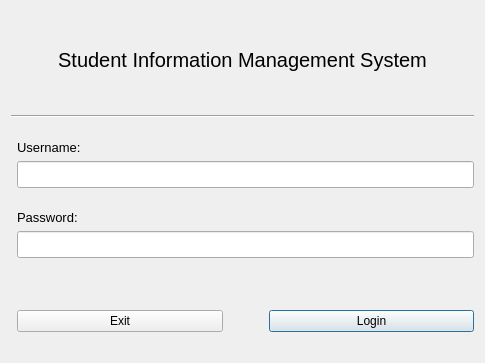
First picture: the form in Form Files/loginView.ui, repository alixabahena/SIMS, before the edit.
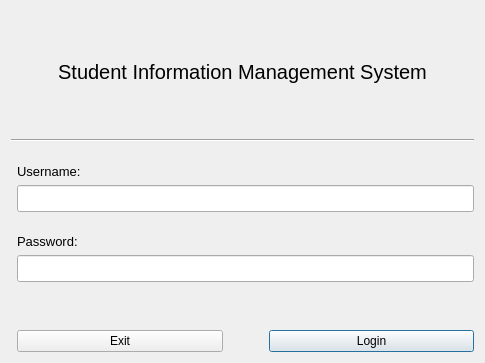
Second picture: the form after the edit.

Commit message: Fixed login in add/remove classes. Still need to have the student's proper classes shown when they enter this view. Added fade out functionality to status labels.

```diff
--- a/Form Files/loginView.ui
+++ b/Form Files/loginView.ui
@@ -129,12 +129,12 @@
           <property name="sizeHint" stdset="0">
            <size>
             <width>20</width>
-            <height>40</height>
+            <height>15</height>
            </size>
           </property>
          </spacer>
         </item>
-        <item row="8" column="1">
+        <item row="9" column="1">
          <layout class="QHBoxLayout" name="horizontalLayout">
           <item>
            <widget class="QPushButton" name="cancelButton">
@@ -196,16 +196,6 @@
           </item>
          </layout>
         </item>
-        <item row="9" column="0" colspan="2">
-         <widget class="QLabel" name="loginStatus">
-          <property name="text">
-           <string/>
-          </property>
-          <property name="alignment">
-           <set>Qt::AlignCenter</set>
-          </property>
-         </widget>
-        </item>
         <item row="5" column="1">
          <widget class="QLabel" name="PasswordLabel">
           <property name="font">
@@ -230,6 +220,21 @@
           </property>
          </widget>
         </item>
+        <item row="8" column="1">
+         <widget class="QLabel" name="loginStatus">
+          <property name="font">
+           <font>
+            <pointsize>10</pointsize>
+           </font>
+          </property>
+          <property name="text">
+           <string/>
+          </property>
+          <property name="alignment">
+           <set>Qt::AlignCenter</set>
+          </property>
+         </widget>
+        </item>
        </layout>
       </item>
      </layout>
```
The commit also changes 4 other files.
